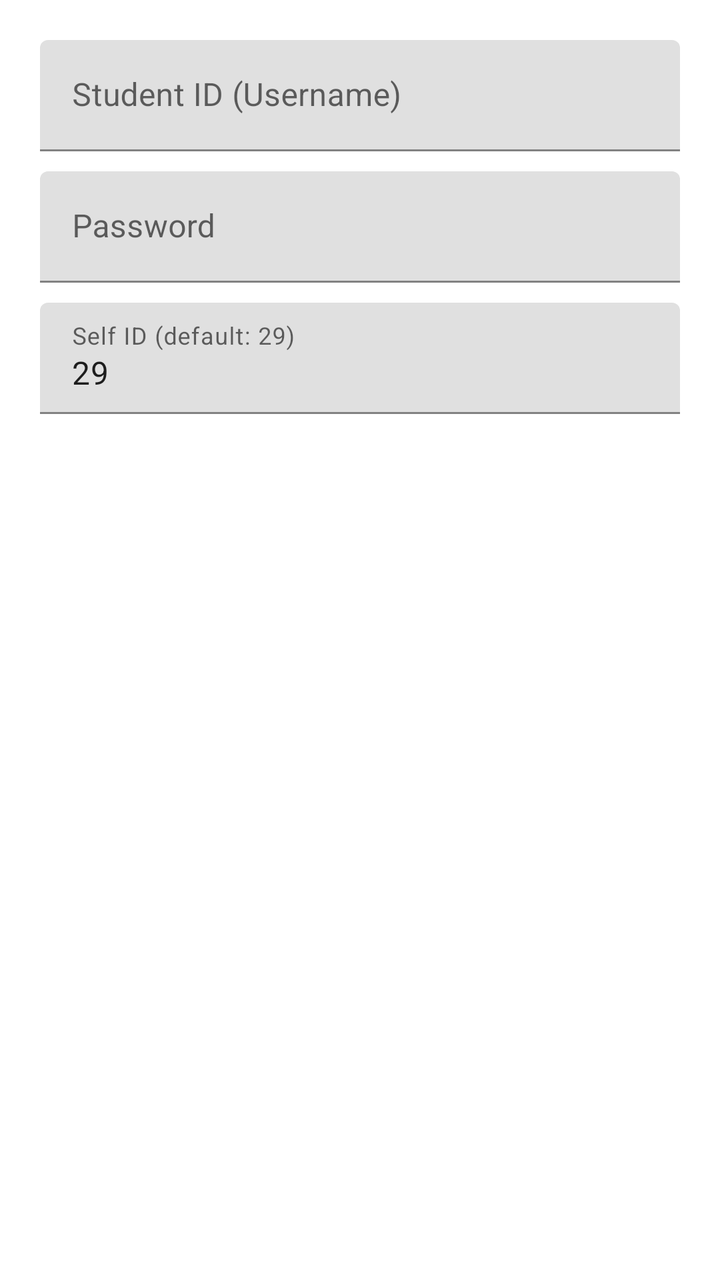
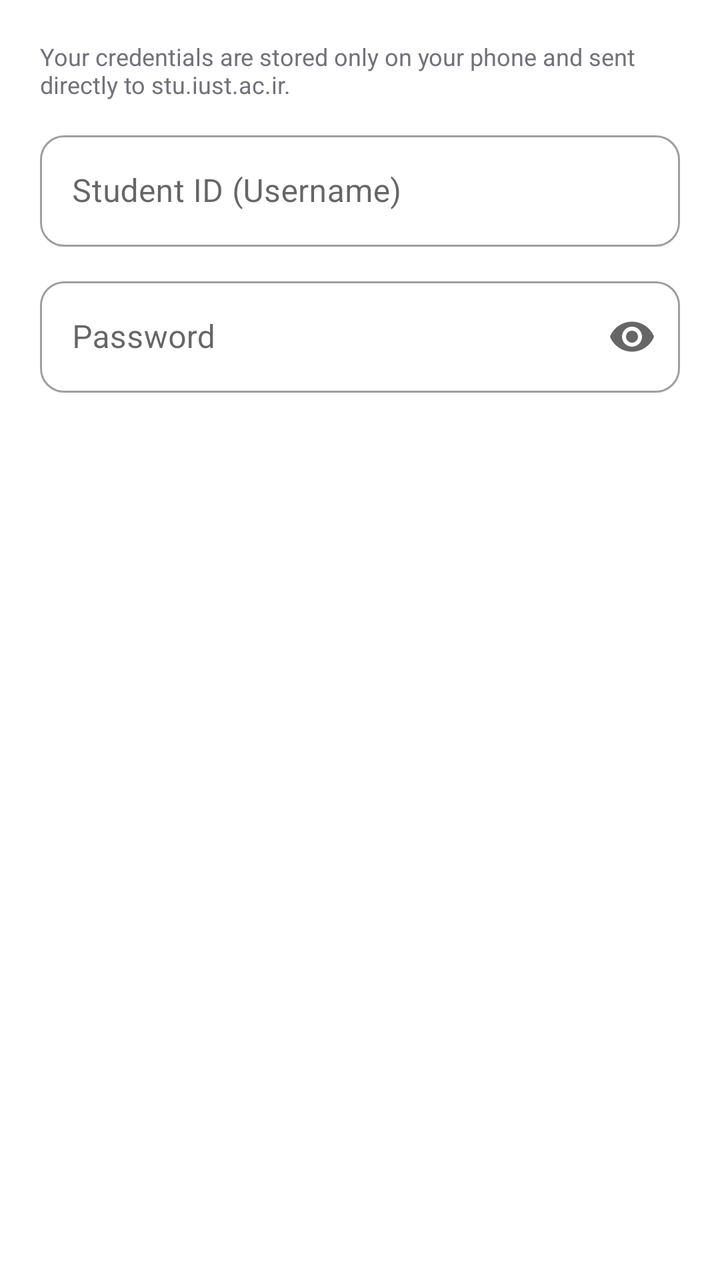

An Android layout rendered at two revisions. The XML below is the earlier revision; the diff shows what the commit changed to produce the second picture.
<!-- AndroidManifest.xml: application theme Theme.SamadReserve -->
<!-- res/layout/dialog_login.xml -->
<?xml version="1.0" encoding="utf-8"?>
<LinearLayout xmlns:android="http://schemas.android.com/apk/res/android"
    android:layout_width="match_parent"
    android:layout_height="wrap_content"
    android:orientation="vertical"
    android:padding="20dp">

    <com.google.android.material.textfield.TextInputLayout
        android:layout_width="match_parent"
        android:layout_height="wrap_content"
        android:hint="Student ID (Username)">

        <com.google.android.material.textfield.TextInputEditText
            android:id="@+id/etUsername"
            android:layout_width="match_parent"
            android:layout_height="wrap_content"
            android:inputType="text" />
    </com.google.android.material.textfield.TextInputLayout>

    <com.google.android.material.textfield.TextInputLayout
        android:layout_width="match_parent"
        android:layout_height="wrap_content"
        android:layout_marginTop="10dp"
        android:hint="Password">

        <com.google.android.material.textfield.TextInputEditText
            android:id="@+id/etPassword"
            android:layout_width="match_parent"
            android:layout_height="wrap_content"
            android:inputType="textPassword" />
    </com.google.android.material.textfield.TextInputLayout>

    <com.google.android.material.textfield.TextInputLayout
        android:layout_width="match_parent"
        android:layout_height="wrap_content"
        android:layout_marginTop="10dp"
        android:hint="Self ID (default: 29)">

        <com.google.android.material.textfield.TextInputEditText
            android:id="@+id/etSelfId"
            android:layout_width="match_parent"
            android:layout_height="wrap_content"
            android:inputType="number"
            android:text="29" />
    </com.google.android.material.textfield.TextInputLayout>

</LinearLayout>
<!-- resources referenced by this layout -->
<resources>
  <style name="Theme.SamadReserve" parent="Theme.MaterialComponents.DayNight.NoActionBar">
          <item name="colorPrimary">#2E7D32</item>
          <item name="colorPrimaryVariant">#1B5E20</item>
          <item name="colorOnPrimary">#FFFFFF</item>
      </style>
</resources>

<!-- the commit's change to res/layout/dialog_login.xml (unified diff, before → after) -->
@@ -1,14 +1,28 @@
 <?xml version="1.0" encoding="utf-8"?>
 <LinearLayout xmlns:android="http://schemas.android.com/apk/res/android"
+    xmlns:app="http://schemas.android.com/apk/res-auto"
     android:layout_width="match_parent"
     android:layout_height="wrap_content"
     android:orientation="vertical"
     android:padding="20dp">
 
-    <com.google.android.material.textfield.TextInputLayout
+    <TextView
         android:layout_width="match_parent"
         android:layout_height="wrap_content"
-        android:hint="Student ID (Username)">
+        android:layout_marginBottom="12dp"
+        android:text="Your credentials are stored only on your phone and sent directly to stu.iust.ac.ir."
+        android:textColor="#71717A"
+        android:textSize="12sp" />
+
+    <com.google.android.material.textfield.TextInputLayout
+        style="@style/Widget.MaterialComponents.TextInputLayout.OutlinedBox"
+        android:layout_width="match_parent"
+        android:layout_height="wrap_content"
+        android:hint="Student ID (Username)"
+        app:boxCornerRadiusBottomEnd="12dp"
+        app:boxCornerRadiusBottomStart="12dp"
+        app:boxCornerRadiusTopEnd="12dp"
+        app:boxCornerRadiusTopStart="12dp">
 
         <com.google.android.material.textfield.TextInputEditText
             android:id="@+id/etUsername"
@@ -18,10 +32,16 @@
     </com.google.android.material.textfield.TextInputLayout>
 
     <com.google.android.material.textfield.TextInputLayout
+        style="@style/Widget.MaterialComponents.TextInputLayout.OutlinedBox"
         android:layout_width="match_parent"
         android:layout_height="wrap_content"
-        android:layout_marginTop="10dp"
-        android:hint="Password">
+        android:layout_marginTop="12dp"
+        android:hint="Password"
+        app:boxCornerRadiusBottomEnd="12dp"
+        app:boxCornerRadiusBottomStart="12dp"
+        app:boxCornerRadiusTopEnd="12dp"
+        app:boxCornerRadiusTopStart="12dp"
+        app:endIconMode="password_toggle">
 
         <com.google.android.material.textfield.TextInputEditText
             android:id="@+id/etPassword"
@@ -30,18 +50,4 @@
             android:inputType="textPassword" />
     </com.google.android.material.textfield.TextInputLayout>
 
-    <com.google.android.material.textfield.TextInputLayout
-        android:layout_width="match_parent"
-        android:layout_height="wrap_content"
-        android:layout_marginTop="10dp"
-        android:hint="Self ID (default: 29)">
-
-        <com.google.android.material.textfield.TextInputEditText
-            android:id="@+id/etSelfId"
-            android:layout_width="match_parent"
-            android:layout_height="wrap_content"
-            android:inputType="number"
-            android:text="29" />
-    </com.google.android.material.textfield.TextInputLayout>
-
 </LinearLayout>
<!-- resource entries referenced after the edit -->
@@ -1,9 +1,13 @@
 <!-- resources referenced by this layout -->
 <resources>
-  <style name="Theme.SamadReserve" parent="Theme.MaterialComponents.DayNight.NoActionBar">
-          <item name="colorPrimary">#2E7D32</item>
-          <item name="colorPrimaryVariant">#1B5E20</item>
+  <style name="Theme.SamadReserve" parent="Theme.MaterialComponents.Light.NoActionBar">
+          <item name="colorPrimary">#111111</item>
+          <item name="colorPrimaryVariant">#000000</item>
           <item name="colorOnPrimary">#FFFFFF</item>
+          <item name="colorSecondary">#111111</item>
+          <item name="colorControlActivated">#111111</item>
+          <item name="android:statusBarColor">#F4F4F5</item>
+          <item name="android:windowLightStatusBar">true</item>
       </style>
 </resources>
 
